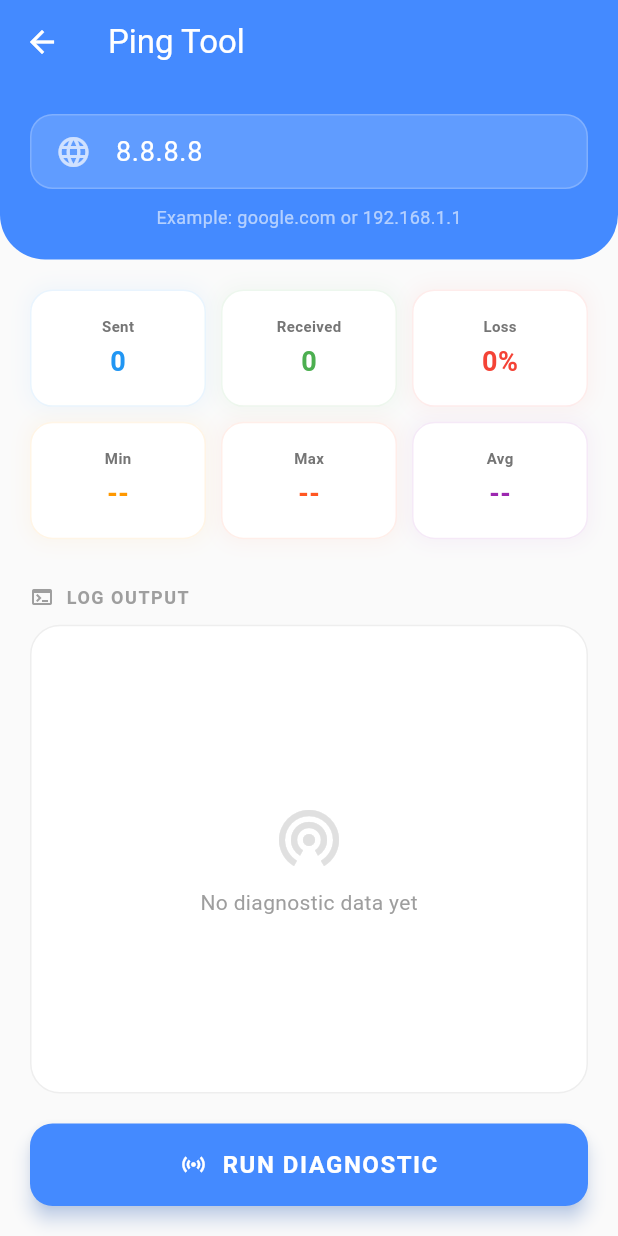
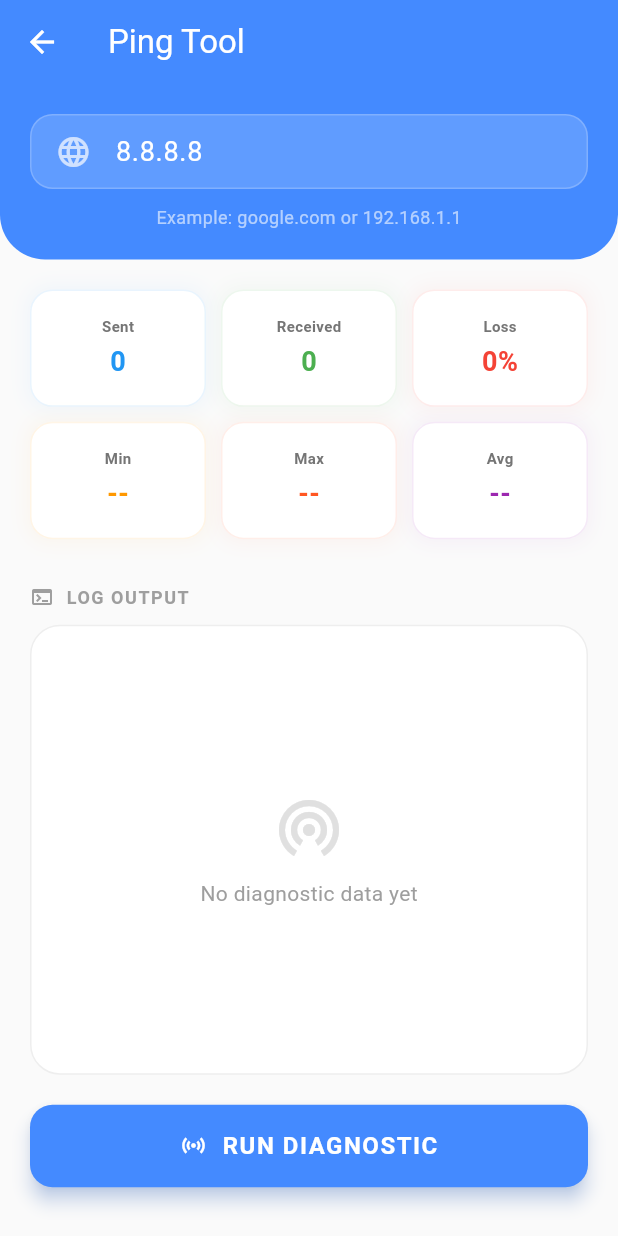
Before and after one commit to alfiansetia/voucher_generator, a Flutter app: the PingToolPage screen opened directly, on a phone screen of 412 x 824 dp. Run offline on Flutter 3.47's test engine with Material 3 defaults, Android fonts, the phone set to English and light mode, and no system bars; our stand-ins replace equatable, flutter_bloc, sqflite; missing offline and left inert: dart_ping, router_os_client; accounts and stored records are empty.

Commit message:
fix overflowed ping page

```diff
--- a/lib/pages/ping_tool_page.dart
+++ b/lib/pages/ping_tool_page.dart
@@ -133,7 +133,9 @@ class _PingToolPageState extends State<PingToolPage> {
           },
         ),
       ),
-      body: Column(
+      body: SafeArea(
+        child: SingleChildScrollView(
+          child: Column(
             children: [
               _buildTopInput(),
               _buildStatsGrid(),
@@ -155,9 +157,12 @@ class _PingToolPageState extends State<PingToolPage> {
                   ],
                 ),
               ),
-          Expanded(child: _buildLogArea()),
+              // Use a fixed height for log area to keep it scrollable and stable
+              SizedBox(height: 300, child: _buildLogArea()),
               _buildActionButton(),
             ],
+          ),
+        ),
       ),
     );
   }
```
Lines whose indentation alone changed are shown as unchanged.
